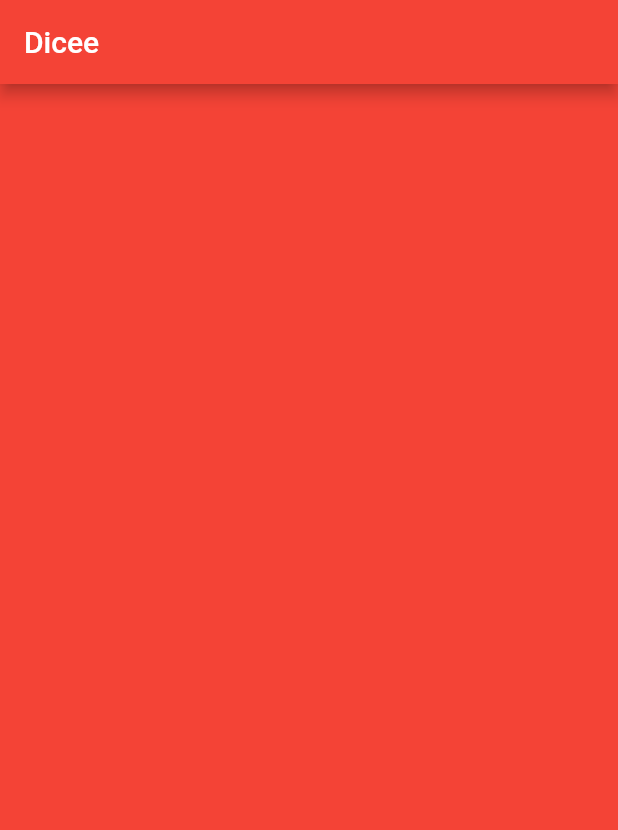
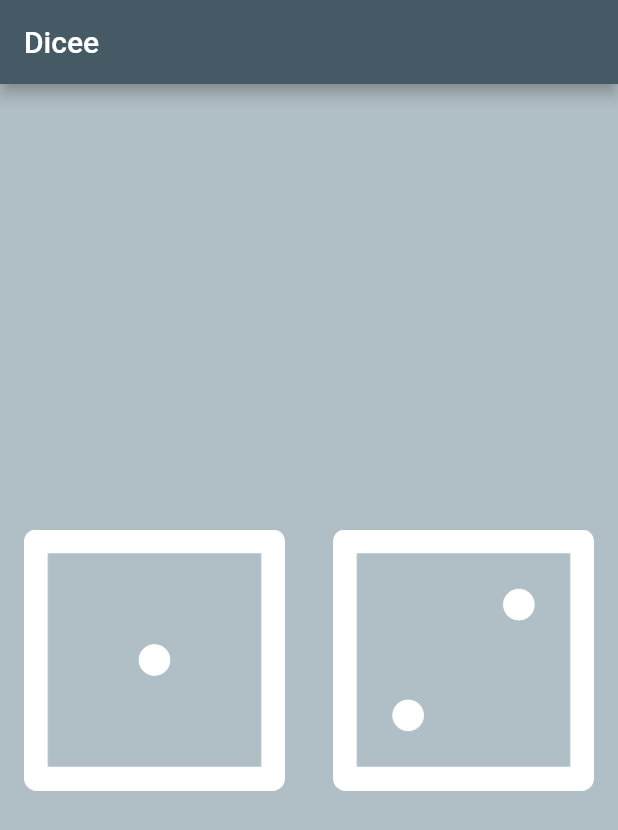
Before and after one commit to Craig831/stateful_dice_app, a Flutter app: the screen it shows after launch, on a phone screen of 412 x 824 dp. Shown: the top 830 px of the screen. Run offline on Flutter 3.47's test engine with Material 2 defaults, Android fonts, the phone set to English and light mode, and no system bars.

Commit message:
finished project app

```diff
--- a/lib/main.dart
+++ b/lib/main.dart
@@ -1,13 +1,14 @@
 import 'package:flutter/material.dart';
+import 'dart:math';
 
 void main() {
   return runApp(
     MaterialApp(
       home: Scaffold(
-        backgroundColor: Colors.red,
+        backgroundColor: Colors.blueGrey[200],
         appBar: AppBar(
           title: Text('Dicee'),
-          backgroundColor: Colors.red,
+          backgroundColor: Colors.blueGrey[700],
         ),
         body: DicePage(),
       ),
@@ -15,9 +16,49 @@ void main() {
   );
 }
 
-class DicePage extends StatelessWidget {
+class DicePage extends StatefulWidget {
+  @override
+  _DicePageState createState() => _DicePageState();
+}
+
+class _DicePageState extends State<DicePage> {
+  int leftDiceNumber = 1;
+  int rightDiceNumber = 2;
+
+  void rollDice() {
+    setState(() {
+      leftDiceNumber = Random().nextInt(6) + 1;
+      rightDiceNumber = Random().nextInt(6) + 1;
+    });
+  }
+
   @override
   Widget build(BuildContext context) {
-    return Container();
+    return Center(
+      child: Row(
+        children: <Widget>[
+          Expanded(
+            child: FlatButton(
+              onPressed: () {
+                setState(() {
+                  rollDice();
+                });
+              },
+              child: Image.asset('images/dice$leftDiceNumber.png'),
+            ),
+          ),
+          Expanded(
+            child: FlatButton(
+              onPressed: () {
+                setState(() {
+                  rollDice();
+                });
+              },
+              child: Image.asset('images/dice$rightDiceNumber.png'),
+            ),
+          ),
+        ],
+      ),
+    );
   }
 }
--- a/pubspec.yaml
+++ b/pubspec.yaml
@@ -1,5 +1,5 @@
 name: dicee
-description: A new Flutter application.
+description: Dice rolling app from app brewery boot camp
 
 version: 1.0.0+1
 
```
